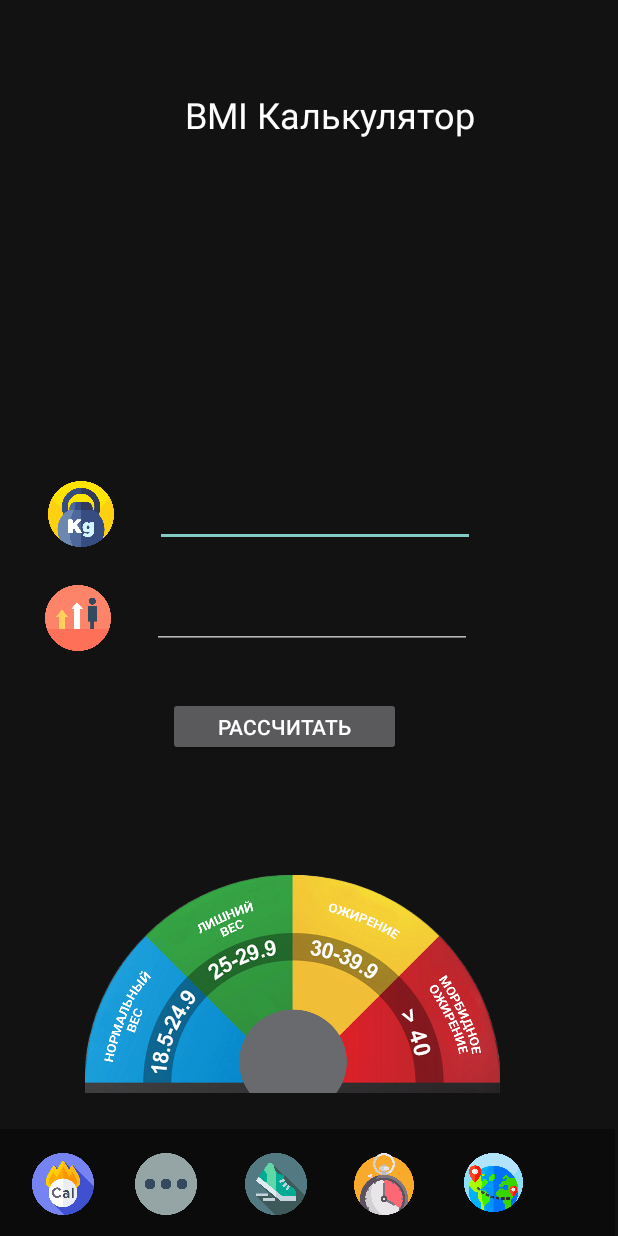
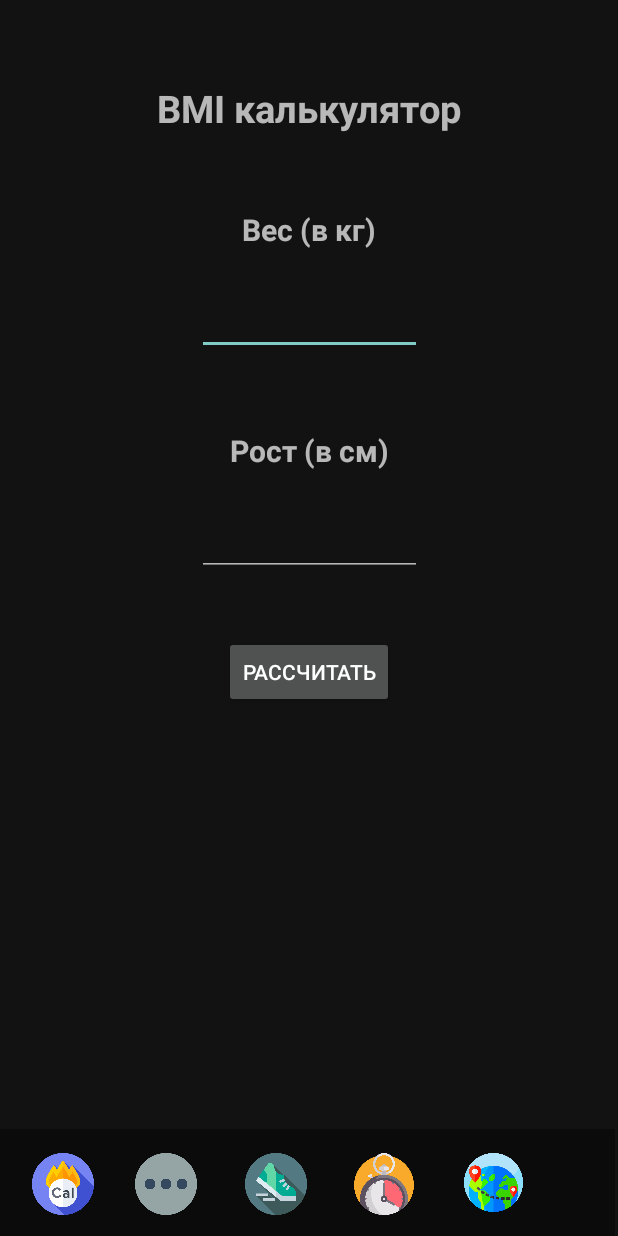
Before and after one commit to Antuh/FitnessTracker-Antuh, an Android app: the MainActivity5 screen opened directly, with no data from a screen before it, on a phone screen of 412 x 824 dp. Run offline under Robolectric (Android 15) with nearby library versions, the phone set to English and light mode, and no system bars.

Commit message:
Initial seventeen commit

```diff
--- a/app/src/main/java/com/example/fitnesstracker/MainActivity5.kt
+++ b/app/src/main/java/com/example/fitnesstracker/MainActivity5.kt
@@ -2,6 +2,7 @@ package com.example.fitnesstracker
 
 import android.content.Intent
 import android.os.Bundle
+import android.view.View
 import android.widget.ImageView
 import android.widget.Toast
 import androidx.appcompat.app.AppCompatActivity
@@ -40,21 +41,61 @@ class MainActivity5 : AppCompatActivity() {
             finish()
         }
 
-        btn.setOnClickListener {
+        calculate_btn.setOnClickListener {
             val regex = Regex("^\\d+(\\.\\d+)?$")
-            if (height.text.isNullOrEmpty() && weight.text.isNullOrEmpty())  {
-                Toast.makeText(this, "Введите данные веса и роста", Toast.LENGTH_SHORT).show()
-            } else {
-                if (regex.matches(height.text) && regex.matches(weight.text)) {
-                    val h = (height.text).toString().toFloat() /100
-                    val w = weight.text.toString().toFloat()
-                    val res = w/(h*h)
-                    result.text = "%.2f".format(res)
-                } else {
-                    Toast.makeText(this, "Корректно введите данные веса и роста", Toast.LENGTH_SHORT).show()
+            if (etHeight.text.isNotEmpty() && etWeight.text.isNotEmpty() && regex.matches(etHeight.text) && regex.matches(etWeight.text)) {
+                val height = (etHeight.text.toString()).toInt()
+                val weight = (etWeight.text.toString()).toInt()
+
+                val BMI = calculateBMI(height, weight)
+
+                bmi.text = BMI.toString()
+                bmi.visibility = View.VISIBLE
+
+                if (BMI < 18.5) {
+                    status.text = "Недостаток веса"
+                } else if (BMI >= 18.5 && BMI < 24.9) {
+                    status.text = "Нормальный вес"
+                } else if (BMI >= 24.9 && BMI < 30) {
+                    status.text = "Избыточный вес"
+                } else if (BMI >= 30) {
+                    status.text = "Ожирение"
                 }
+
+                bmi_tv.visibility = View.VISIBLE
+                status.visibility = View.VISIBLE
+
+                ReCalculate.visibility = View.VISIBLE
+                calculate_btn.visibility = View.GONE
+
+            }
+            else {
+                Toast.makeText(this, "Пожалуйста, введите действительный рост и вес", Toast.LENGTH_SHORT).show()
             }
         }
+
+        ReCalculate.setOnClickListener {
+            ResetEverything()
+        }
+
+    }
+    private fun ResetEverything() {
+
+        calculate_btn.visibility = View.VISIBLE
+        ReCalculate.visibility = View.GONE
+
+        etHeight.text.clear()
+        etWeight.text.clear()
+        status.text = " "
+        bmi.text = " "
+        bmi_tv.visibility = View.GONE
+    }
+    private fun calculateBMI(height: Int, weight: Int): Float {
+
+        val Height_in_metre = height.toFloat() / 100
+        val BMI = weight.toFloat() / (Height_in_metre * Height_in_metre)
+
+        return BMI
     }
     override fun onBackPressed() {
         if (backPressedTime + 3000 > System.currentTimeMillis()) {
--- a/app/src/main/res/layout/activity_main5.xml
+++ b/app/src/main/res/layout/activity_main5.xml
@@ -16,6 +16,17 @@
         app:layout_constraintBottom_toBottomOf="parent"
         app:layout_constraintStart_toStartOf="parent">
 
+        <ImageView
+            android:id="@+id/imageViewMore"
+            android:layout_width="45dp"
+            android:layout_height="41dp"
+            android:layout_marginTop="16dp"
+            android:layout_marginEnd="16dp"
+            app:layout_constraintEnd_toStartOf="@+id/imageViewSteps"
+            app:layout_constraintHorizontal_bias="0.648"
+            app:layout_constraintStart_toEndOf="@+id/imageViewKcall"
+            app:layout_constraintTop_toTopOf="parent"
+            app:srcCompat="@drawable/free_icon_more_455801" />
 
         <ImageView
             android:id="@+id/imageViewKcall"
@@ -59,114 +70,118 @@
             app:layout_constraintTop_toTopOf="parent"
             app:srcCompat="@drawable/free_icon_stopwatch_1029933" />
 
-        <ImageView
-            android:id="@+id/imageViewMore"
-            android:layout_width="45dp"
-            android:layout_height="41dp"
-            android:layout_marginTop="16dp"
-            android:layout_marginEnd="16dp"
-            app:layout_constraintEnd_toStartOf="@+id/imageViewSteps"
-            app:layout_constraintHorizontal_bias="0.648"
-            app:layout_constraintStart_toEndOf="@+id/imageViewKcall"
-            app:layout_constraintTop_toTopOf="parent"
-            app:srcCompat="@drawable/free_icon_more_455801" />
-
     </androidx.constraintlayout.widget.ConstraintLayout>
 
-    <EditText
-        android:id="@+id/weight"
-        android:layout_width="wrap_content"
-        android:layout_height="wrap_content"
-        android:layout_marginStart="20dp"
-        android:layout_marginEnd="90dp"
-        android:layout_marginBottom="388dp"
-        android:ems="10"
-        android:inputType="textPersonName"
+    <LinearLayout
+        android:layout_width="407dp"
+        android:layout_height="663dp"
+        android:orientation="vertical"
         app:layout_constraintBottom_toTopOf="@+id/constraintLayout"
         app:layout_constraintEnd_toEndOf="parent"
-        app:layout_constraintStart_toEndOf="@+id/imageView3" />
+        app:layout_constraintStart_toStartOf="parent"
+        app:layout_constraintTop_toTopOf="parent">
 
-    <EditText
-        android:id="@+id/height"
-        android:layout_width="wrap_content"
-        android:layout_height="wrap_content"
-        android:layout_marginStart="20dp"
-        android:layout_marginEnd="90dp"
-        android:layout_marginBottom="320dp"
-        android:ems="10"
-        android:inputType="textPersonName"
-        app:layout_constraintBottom_toTopOf="@+id/constraintLayout"
-        app:layout_constraintEnd_toEndOf="parent"
-        app:layout_constraintStart_toEndOf="@+id/imageView4" />
+        <TextView
+            android:layout_width="wrap_content"
+            android:layout_height="wrap_content"
+            android:layout_gravity="center_horizontal"
+            android:layout_marginTop="10dp"
+            android:text="BMI калькулятор"
+            android:textSize="25sp"
+            android:textStyle="bold" />
 
-    <Button
-        android:id="@+id/btn"
-        android:layout_width="155dp"
-        android:layout_height="39dp"
-        android:layout_marginStart="112dp"
-        android:layout_marginTop="32dp"
-        android:layout_marginEnd="144dp"
-        android:text="Рассчитать"
-        app:layout_constraintEnd_toEndOf="parent"
-        app:layout_constraintHorizontal_bias="0.0"
-        app:layout_constraintStart_toStartOf="parent"
-        app:layout_constraintTop_toBottomOf="@+id/height" />
+        <TextView
+            android:layout_width="wrap_content"
+            android:layout_height="wrap_content"
+            android:layout_gravity="center_horizontal"
+            android:layout_marginTop="50dp"
+            android:text="Вес (в кг)"
+            android:textSize="20dp"
+            android:textStyle="bold"
+            app:layout_constraintBottom_toBottomOf="parent"
+            app:layout_constraintLeft_toLeftOf="parent"
+            app:layout_constraintRight_toRightOf="parent"
+            app:layout_constraintTop_toTopOf="parent"
+            app:layout_constraintVertical_bias="0.292" />
 
-    <TextView
-        android:id="@+id/result"
-        android:layout_width="wrap_content"
-        android:layout_height="wrap_content"
-        android:layout_marginStart="170dp"
-        android:layout_marginTop="20dp"
-        android:textColor="#FFFFFF"
-        android:textSize="20sp"
-        app:layout_constraintStart_toStartOf="parent"
-        app:layout_constraintTop_toBottomOf="@+id/btn" />
+        <EditText
+            android:id="@+id/etWeight"
+            android:layout_width="150dp"
+            android:layout_height="50dp"
+            android:layout_gravity="center_horizontal"
+            android:layout_marginTop="20dp" />
 
-    <TextView
-        android:id="@+id/textView"
-        android:layout_width="wrap_content"
-        android:layout_height="wrap_content"
-        android:layout_marginStart="123dp"
-        android:layout_marginTop="60dp"
-        android:layout_marginEnd="96dp"
-        android:text="BMI Калькулятор"
-        android:textColor="#FFFFFF"
-        android:textSize="24sp"
-        app:layout_constraintEnd_toEndOf="parent"
-        app:layout_constraintStart_toStartOf="parent"
-        app:layout_constraintTop_toTopOf="parent" />
+        <TextView
+            android:layout_width="wrap_content"
+            android:layout_height="wrap_content"
+            android:layout_gravity="center_horizontal"
+            android:layout_marginTop="50dp"
+            android:text="Рост (в см)"
+            android:textSize="20dp"
+            android:textStyle="bold"
+            app:layout_constraintBottom_toBottomOf="parent"
+            app:layout_constraintLeft_toLeftOf="parent"
+            app:layout_constraintRight_toRightOf="parent"
+            app:layout_constraintTop_toTopOf="parent"
+            app:layout_constraintVertical_bias="0.292" />
 
-    <ImageView
-        android:id="@+id/imageView3"
-        android:layout_width="48dp"
-        android:layout_height="44dp"
-        android:layout_marginStart="30dp"
-        android:layout_marginBottom="388dp"
-        app:layout_constraintBottom_toTopOf="@+id/constraintLayout"
-        app:layout_constraintStart_toStartOf="parent"
-        app:srcCompat="@drawable/free_icon_weight_2308988" />
+        <EditText
+            android:id="@+id/etHeight"
+            android:layout_width="150dp"
+            android:layout_height="50dp"
+            android:layout_gravity="center_horizontal"
+            android:layout_marginTop="20dp"
+            android:textSize="20dp" />
 
-    <ImageView
-        android:id="@+id/imageView4"
-        android:layout_width="44dp"
-        android:layout_height="44dp"
-        android:layout_marginStart="30dp"
-        android:layout_marginTop="25dp"
-        app:layout_constraintBottom_toTopOf="@+id/constraintLayout"
-        app:layout_constraintStart_toStartOf="parent"
-        app:layout_constraintTop_toBottomOf="@+id/imageView3"
-        app:layout_constraintVertical_bias="0.0"
-        app:srcCompat="@drawable/free_icon_growth_426345" />
+        <Button
+            android:id="@+id/calculate_btn"
+            android:layout_width="wrap_content"
+            android:layout_height="wrap_content"
+            android:layout_gravity="center_horizontal"
+            android:layout_marginTop="40dp"
+            android:backgroundTint="#505151"
+            android:text="Рассчитать" />
 
-    <ImageView
-        android:id="@+id/imageView7"
-        android:layout_width="387dp"
-        android:layout_height="145dp"
-        android:layout_marginStart="1dp"
-        android:layout_marginBottom="24dp"
-        app:layout_constraintBottom_toTopOf="@+id/constraintLayout"
-        app:layout_constraintStart_toStartOf="parent"
-        app:srcCompat="@drawable/index_weight" />
+        <Button
+            android:id="@+id/ReCalculate"
+            android:layout_width="wrap_content"
+            android:layout_height="wrap_content"
+            android:layout_gravity="center_horizontal"
+            android:layout_marginTop="20dp"
+            android:backgroundTint="#505151"
+            android:text="Пересчитать"
+            android:visibility="gone" />
+
+        <TextView
+            android:id="@+id/bmi_tv"
+            android:layout_width="wrap_content"
+            android:layout_height="wrap_content"
+            android:layout_gravity="center_horizontal"
+            android:layout_marginTop="20dp"
+            android:text="Индекс массы тела "
+            android:textSize="20dp"
+            android:visibility="gone" />
+
+        <TextView
+            android:id="@+id/bmi"
+            android:layout_width="wrap_content"
+            android:layout_height="wrap_content"
+            android:layout_gravity="center_horizontal"
+            android:layout_marginTop="20dp"
+            android:text="BMI"
+            android:textSize="20dp"
+            android:visibility="gone" />
+
+        <TextView
+            android:id="@+id/status"
+            android:layout_width="wrap_content"
+            android:layout_height="wrap_content"
+            android:layout_gravity="center_horizontal"
+            android:layout_marginTop="20dp"
+            android:text="Статус"
+            android:textSize="20dp"
+            android:textStyle="bold"
+            android:visibility="gone" />
+    </LinearLayout>
 
 </androidx.constraintlayout.widget.ConstraintLayout>
```
